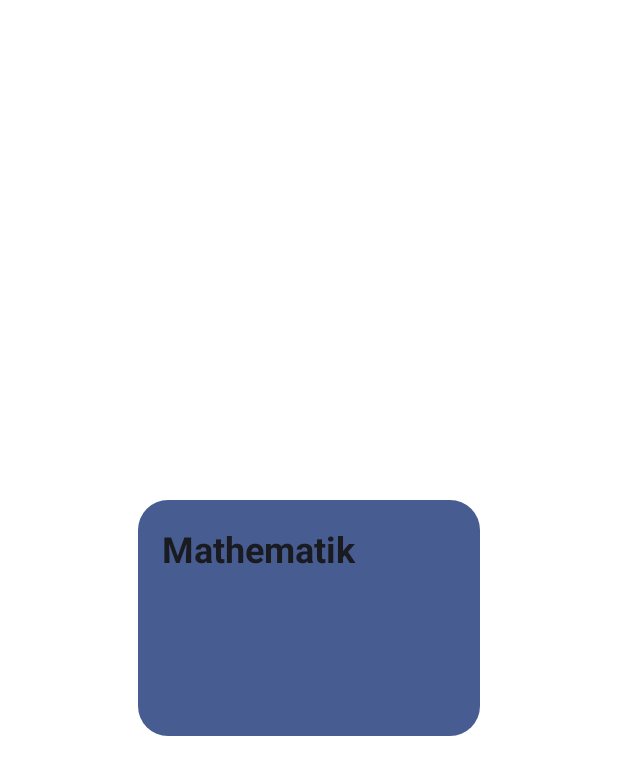
After one commit to mxl17/myGradesM335, an Android app: the layout my_grades_widget.xml on its own in the app's theme, with its tools: preview values and no code run, on a phone screen of 412 x 824 dp. The commit adds this screen. Shown: the top 775 px of the screen. Run offline under Robolectric (Android 15) with nearby library versions, the phone set to English and light mode, and no system bars.

Commit message:
Widget der Applikation erstellt. Zeigt Durchschnitt von Mathematik an

```diff
--- a/app/build.gradle
+++ b/app/build.gradle
@@ -25,6 +25,9 @@
         sourceCompatibility JavaVersion.VERSION_1_8
         targetCompatibility JavaVersion.VERSION_1_8
     }
+    buildFeatures {
+        viewBinding true
+    }
 }
 
 dependencies {
--- /dev/null
+++ b/app/src/main/res/drawable-v21/app_widget_background.xml
@@ -0,0 +1,10 @@
+<?xml version="1.0" encoding="utf-8"?><!--
+Background for widgets to make the rounded corners based on the
+appWidgetRadius attribute value
+-->
+<shape xmlns:android="http://schemas.android.com/apk/res/android"
+    android:shape="rectangle">
+
+    <corners android:radius="?attr/appWidgetRadius" />
+    <solid android:color="?android:attr/colorBackground" />
+</shape>
--- /dev/null
+++ b/app/src/main/res/drawable-v21/app_widget_inner_view_background.xml
@@ -0,0 +1,10 @@
+<?xml version="1.0" encoding="utf-8"?><!--
+Background for views inside widgets to make the rounded corners based on the
+appWidgetInnerRadius attribute value
+-->
+<shape xmlns:android="http://schemas.android.com/apk/res/android"
+    android:shape="rectangle">
+
+    <corners android:radius="?attr/appWidgetInnerRadius" />
+    <solid android:color="?android:attr/colorAccent" />
+</shape>
--- /dev/null
+++ b/app/src/main/res/layout/my_grades_widget.xml
@@ -0,0 +1,24 @@
+<RelativeLayout xmlns:android="http://schemas.android.com/apk/res/android"
+    style="@style/Widget.MyGrades.AppWidget.Container"
+    android:layout_width="match_parent"
+    android:layout_height="match_parent"
+    android:theme="@style/Theme.MyGrades.AppWidgetContainer">
+
+    <TextView
+        android:id="@+id/appwidget_text"
+        style="@style/Widget.MyGrades.AppWidget.InnerView"
+        android:layout_width="228dp"
+        android:layout_height="157dp"
+        android:layout_centerInParent="true"
+        android:layout_marginStart="8dp"
+        android:layout_marginTop="8dp"
+        android:layout_marginEnd="8dp"
+        android:layout_marginBottom="8dp"
+        android:contentDescription="@string/appwidget_text"
+        android:text="@string/appwidget_text"
+        android:textColorHighlight="#673AB7"
+        android:textColorLink="#8937E6"
+        android:textSize="24sp"
+        android:textStyle="bold" />
+
+</RelativeLayout>
--- /dev/null
+++ b/app/src/main/res/values-night-v31/themes.xml
@@ -0,0 +1,11 @@
+<?xml version="1.0" encoding="utf-8"?>
+<resources>
+    <!--
+    Having themes.xml for night-v31 because of the priority order of the resource qualifiers.
+    -->
+    <style name="Theme.MyGrades.AppWidgetContainerParent" parent="@android:style/Theme.DeviceDefault.DayNight">
+        <item name="appWidgetRadius">@android:dimen/system_app_widget_background_radius</item>
+        <item name="appWidgetPadding">16dp</item>
+        <item name="appWidgetInnerRadius">@android:dimen/system_app_widget_inner_radius</item>
+    </style>
+</resources>
--- /dev/null
+++ b/app/src/main/res/values-v21/styles.xml
@@ -0,0 +1,12 @@
+<resources>
+
+    <style name="Widget.MyGrades.AppWidget.Container" parent="android:Widget">
+        <item name="android:padding">?attr/appWidgetPadding</item>
+        <item name="android:background">@drawable/app_widget_background</item>
+    </style>
+
+    <style name="Widget.MyGrades.AppWidget.InnerView" parent="android:Widget">
+        <item name="android:padding">?attr/appWidgetPadding</item>
+        <item name="android:background">@drawable/app_widget_inner_view_background</item>
+    </style>
+</resources>
--- /dev/null
+++ b/app/src/main/res/values-v31/styles.xml
@@ -0,0 +1,6 @@
+<resources>
+
+    <style name="Widget.MyGrades.AppWidget.Container" parent="android:Widget">
+        <item name="android:clipToOutline">true</item>
+    </style>
+</resources>
--- /dev/null
+++ b/app/src/main/res/values-v31/themes.xml
@@ -0,0 +1,12 @@
+<?xml version="1.0" encoding="utf-8"?>
+<resources>
+    <!--
+    Having themes.xml for v31 variant because @android:dimen/system_app_widget_background_radius
+     and @android:dimen/system_app_widget_internal_padding requires API level 31
+    -->
+    <style name="Theme.MyGrades.AppWidgetContainerParent" parent="@android:style/Theme.DeviceDefault.DayNight">
+        <item name="appWidgetRadius">@android:dimen/system_app_widget_background_radius</item>
+        <item name="appWidgetPadding">16dp</item>
+        <item name="appWidgetInnerRadius">@android:dimen/system_app_widget_inner_radius</item>
+    </style>
+</resources>
--- a/app/src/main/res/values/colors.xml
+++ b/app/src/main/res/values/colors.xml
@@ -7,4 +7,8 @@
     <color name="teal_700">#FF018786</color>
     <color name="black">#FF000000</color>
     <color name="white">#FFFFFFFF</color>
+    <color name="light_blue_50">#FFE1F5FE</color>
+    <color name="light_blue_200">#FF81D4FA</color>
+    <color name="light_blue_600">#FF039BE5</color>
+    <color name="light_blue_900">#FF01579B</color>
 </resources>
--- a/app/src/main/res/values/strings.xml
+++ b/app/src/main/res/values/strings.xml
@@ -20,4 +20,7 @@
         <item>Französisch</item>
         <item>Chemie</item>
     </string-array>
+    <string name="appwidget_text">Mathematik</string>
+    <string name="add_widget">Add widget</string>
+    <string name="app_widget_description">This is an app widget description</string>
 </resources>
--- /dev/null
+++ b/app/src/main/res/values/styles.xml
@@ -0,0 +1,12 @@
+<resources>
+
+    <style name="Widget.MyGrades.AppWidget.Container" parent="android:Widget">
+        <item name="android:id">@android:id/background</item>
+        <item name="android:background">?android:attr/colorBackground</item>
+    </style>
+
+    <style name="Widget.MyGrades.AppWidget.InnerView" parent="android:Widget">
+        <item name="android:background">?android:attr/colorBackground</item>
+        <item name="android:textColor">?android:attr/textColorPrimary</item>
+    </style>
+</resources>
--- a/app/src/main/res/values/themes.xml
+++ b/app/src/main/res/values/themes.xml
@@ -13,4 +13,12 @@
         <item name="android:statusBarColor" tools:targetApi="l">?attr/colorPrimaryVariant</item>
         <!-- Customize your theme here. -->
     </style>
+
+    <style name="Theme.MyGrades.AppWidgetContainerParent" parent="@android:style/Theme.DeviceDefault">
+        <item name="appWidgetRadius">8dp</item>
+        <item name="appWidgetPadding">4dp</item>
+        <item name="appWidgetInnerRadius">4dp</item>
+    </style>
+
+    <style name="Theme.MyGrades.AppWidgetContainer" parent="Theme.MyGrades.AppWidgetContainerParent" />
 </resources>
```
Also changed, not shown: app/src/main/AndroidManifest.xml (+14 -4 lines), app/src/main/java/ch/zli/m335/mygrades/MyGradesWidget.java (added, +59 -0 lines), app/src/main/res/values/attrs.xml (added, +7 -0 lines), app/src/main/res/values/dimens.xml (added, +10 -0 lines), app/src/main/res/xml/my_grades_widget_info.xml (added, +14 -0 lines), app/src/main/res/drawable-nodpi/example_appwidget_preview.png (added).
